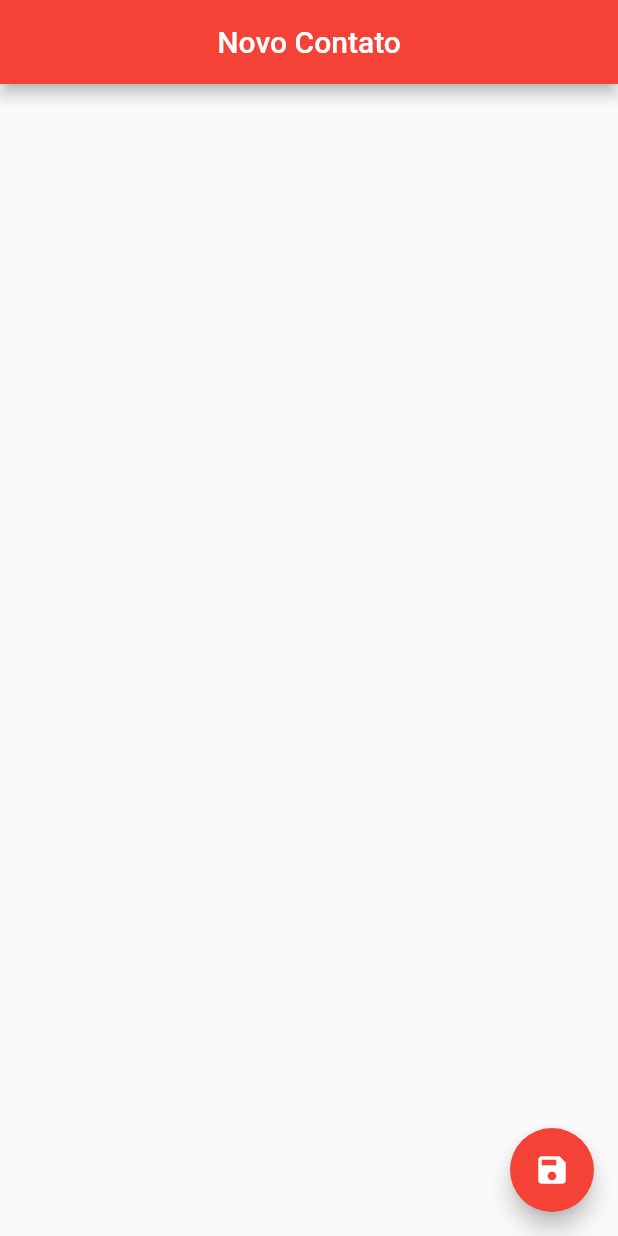
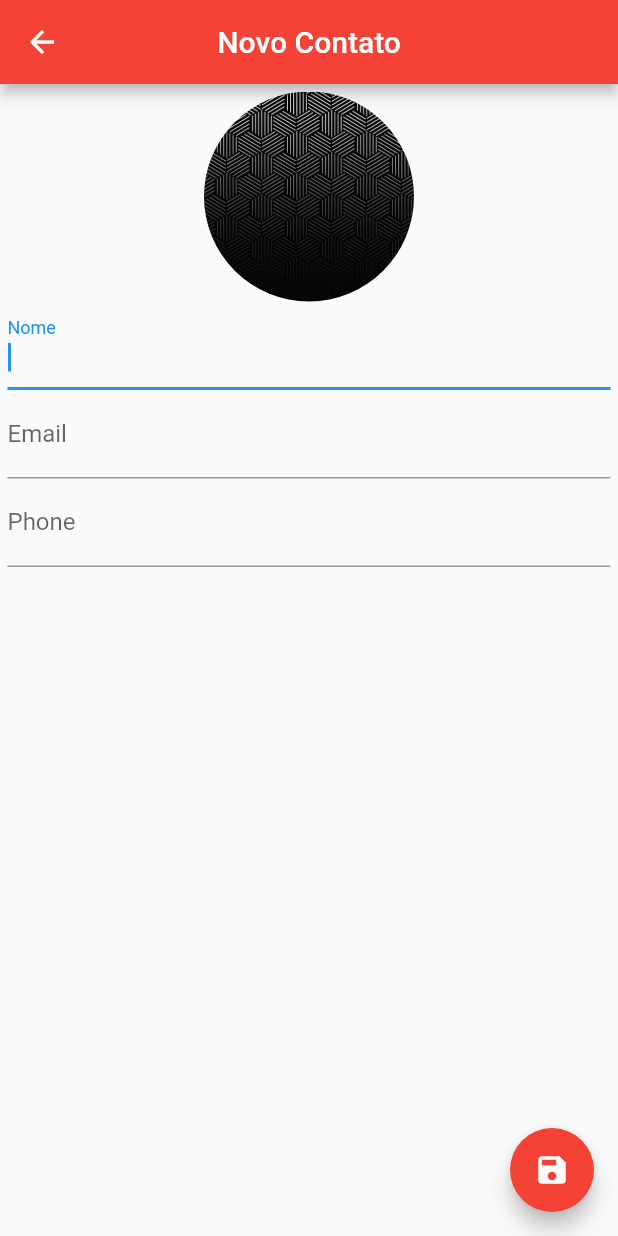
Before and after one commit to gilvangobbato/flutter, a Flutter app: the ContactPage screen opened directly, after a tap on the "save" icon, on a phone screen of 412 x 824 dp. Run offline on Flutter 3.47's test engine with Material 2 defaults, Android fonts, the phone set to English and light mode, and no system bars; our stand-ins replace sqflite; accounts and stored records are empty.

Commit message:
Salvando e editando contato

```diff
--- a/agenda_contatos/lib/main.dart
+++ b/agenda_contatos/lib/main.dart
@@ -1,7 +1,8 @@
-import 'package:agenda_contatos/ui/contact_page.dart';
 import 'package:flutter/material.dart';
 import 'package:agenda_contatos/ui/home_page.dart';
+import 'package:agenda_contatos/ui/contact_page.dart';
 
 void main() => runApp(MaterialApp(
-      home: ContactPage(),
+      home: HomePage(),
+      debugShowCheckedModeBanner: false,
     ));
--- a/agenda_contatos/lib/ui/contact_page.dart
+++ b/agenda_contatos/lib/ui/contact_page.dart
@@ -1,9 +1,10 @@
+import 'dart:io';
+
 import 'package:agenda_contatos/helpers/contact_helper.dart';
 import 'package:flutter/material.dart';
 
 class ContactPage extends StatefulWidget {
   final Contact contact;
-
   ContactPage({this.contact});
 
   @override
@@ -11,6 +12,11 @@ class ContactPage extends StatefulWidget {
 }
 
 class _ContactPageState extends State<ContactPage> {
+  final _nameController = TextEditingController();
+  final _emailController = TextEditingController();
+  final _phoneController = TextEditingController();
+  final _nameFocus = FocusNode();
+  bool _userEdited = false;
   Contact _editedContact;
 
   @override
@@ -20,6 +26,9 @@ class _ContactPageState extends State<ContactPage> {
       _editedContact = new Contact();
     } else {
       _editedContact = Contact.fromMap(widget.contact.toMap());
+      _nameController.text = _editedContact.name;
+      _emailController.text = _editedContact.email;
+      _phoneController.text = _editedContact.phone;
     }
   }
 
@@ -32,11 +41,70 @@ class _ContactPageState extends State<ContactPage> {
         centerTitle: true,
       ),
       floatingActionButton: FloatingActionButton(
-          onPressed: (){
-
-          },
+        onPressed: () {
+          if (_editedContact.name != null && _editedContact.name.isNotEmpty) {
+            Navigator.pop(context, _editedContact);
+          }else{
+            FocusScope.of(context).requestFocus(_nameFocus);
+          }
+        },
         child: Icon(Icons.save),
         backgroundColor: Colors.red,
+      ),
+      body: SingleChildScrollView(
+        padding: EdgeInsets.all(5.0),
+        child: Column(
+          children: <Widget>[
+            GestureDetector(
+              child: Container(
+                width: 140.0,
+                height: 140.0,
+                decoration: BoxDecoration(
+                  shape: BoxShape.circle,
+                  image: DecorationImage(
+                      image: _editedContact.img != null
+                          ? FileImage(File(_editedContact.img))
+                          : AssetImage("images/padrao.jpg")),
+                ),
+              ),
+            ),
+            TextField(
+              decoration: InputDecoration(
+                labelText: "Nome",
+              ),
+              onChanged: (text) {
+                _userEdited = true;
+                setState(() {
+                  _editedContact.name = text;
+                });
+              },
+              controller: _nameController,
+              focusNode: _nameFocus,
+            ),
+            TextField(
+              decoration: InputDecoration(
+                labelText: "Email",
+              ),
+              onChanged: (text) {
+                _userEdited = true;
+                _editedContact.email = text;
+              },
+              keyboardType: TextInputType.emailAddress,
+              controller: _emailController,
+            ),
+            TextField(
+              decoration: InputDecoration(
+                labelText: "Phone",
+              ),
+              onChanged: (text) {
+                _userEdited = true;
+                _editedContact.phone = text;
+              },
+              keyboardType: TextInputType.phone,
+              controller: _phoneController,
+            )
+          ],
+        ),
       ),
     );
   }
--- a/agenda_contatos/pubspec.yaml
+++ b/agenda_contatos/pubspec.yaml
@@ -42,6 +42,9 @@ flutter:
   uses-material-design: true
 
   # To add assets to your application, add an assets section, like this:
+  # assets:
+  #  - images/a_dot_burr.jpeg
+  #  - images/a_dot_ham.jpeg
   assets:
     - images/padrao.jpg
 
```
Also changed, not shown: agenda_contatos/lib/ui/home_page.dart (+35 -6 lines).
